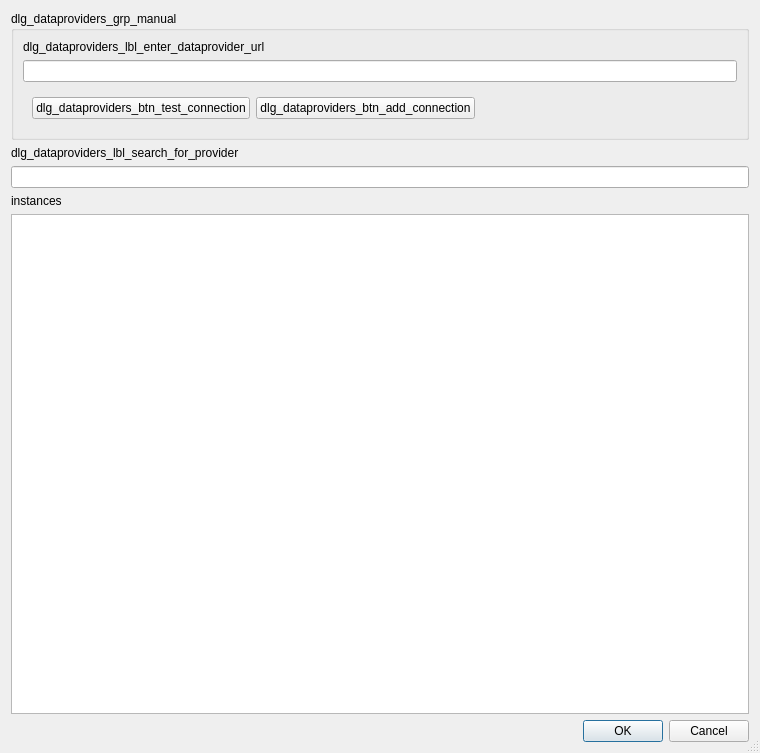
Old version of the form CKAN-Browser/ckan_browser_dialog_dataproviders.ui in the repository BergWerkGIS/QGIS-CKAN-Browser.
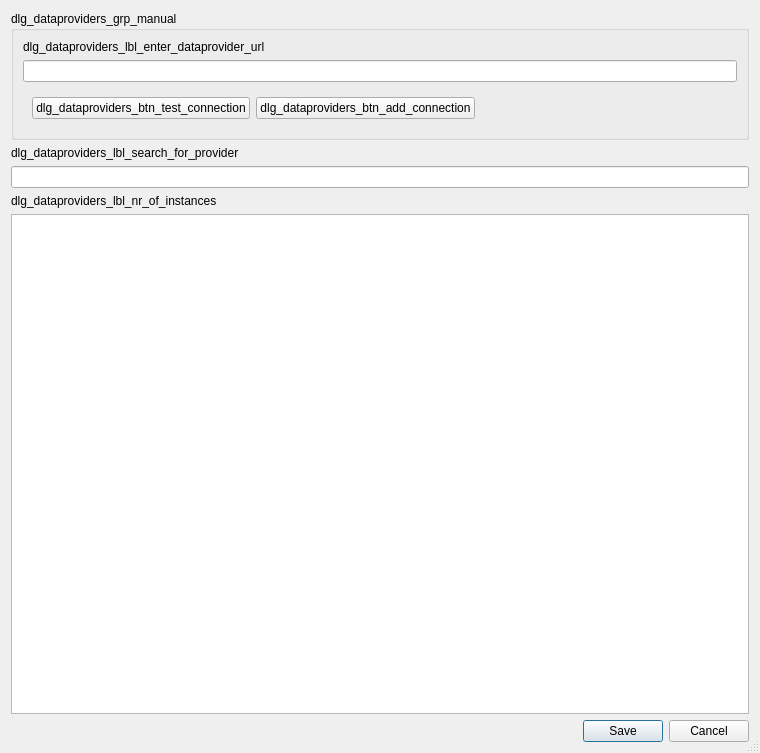
New version of the form. Custom widgets are drawn as their Qt base class.

Commit message: [wip] CKAN Instances Dialog

```diff
--- a/CKAN-Browser/ckan_browser_dialog_dataproviders.ui
+++ b/CKAN-Browser/ckan_browser_dialog_dataproviders.ui
@@ -103,7 +103,7 @@
    <item>
     <widget class="QLabel" name="IDC_lbInstanceCount">
      <property name="text">
-      <string>instances</string>
+      <string>dlg_dataproviders_lbl_nr_of_instances</string>
      </property>
     </widget>
    </item>
@@ -135,7 +135,7 @@
       <enum>Qt::Horizontal</enum>
      </property>
      <property name="standardButtons">
-      <set>QDialogButtonBox::Cancel|QDialogButtonBox::Ok</set>
+      <set>QDialogButtonBox::Cancel|QDialogButtonBox::Save</set>
      </property>
      <property name="centerButtons">
       <bool>false</bool>
```
Left out of the diff: 50 changed lines with no effect on the pictures. The commit also changes 11 other files.
